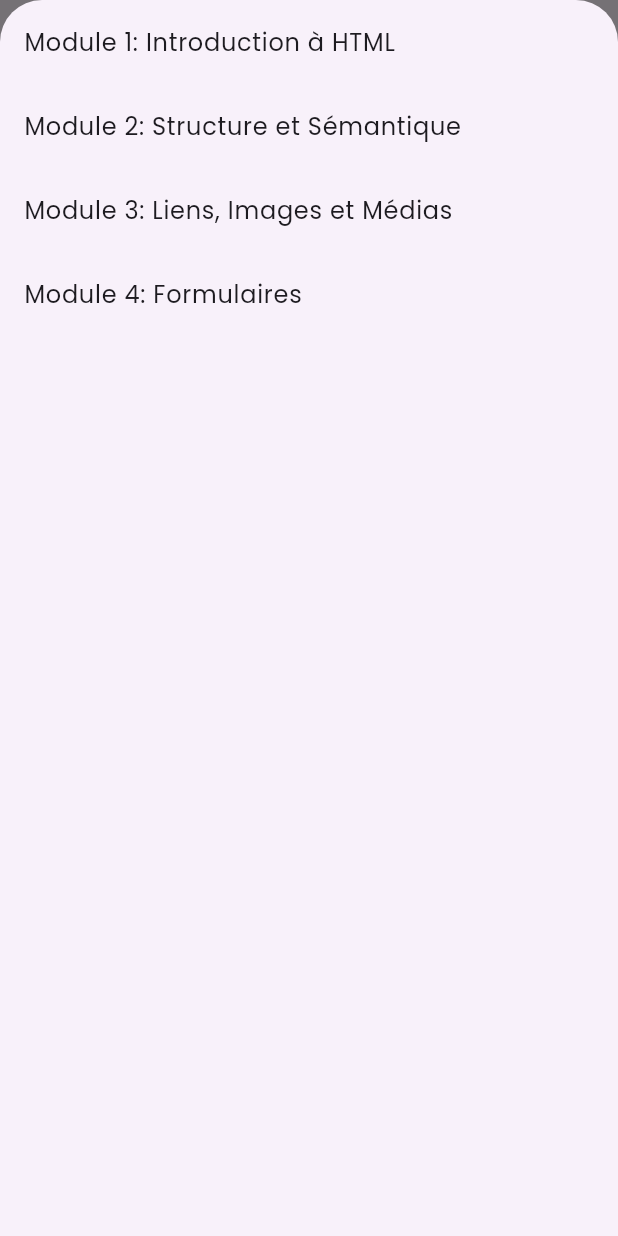
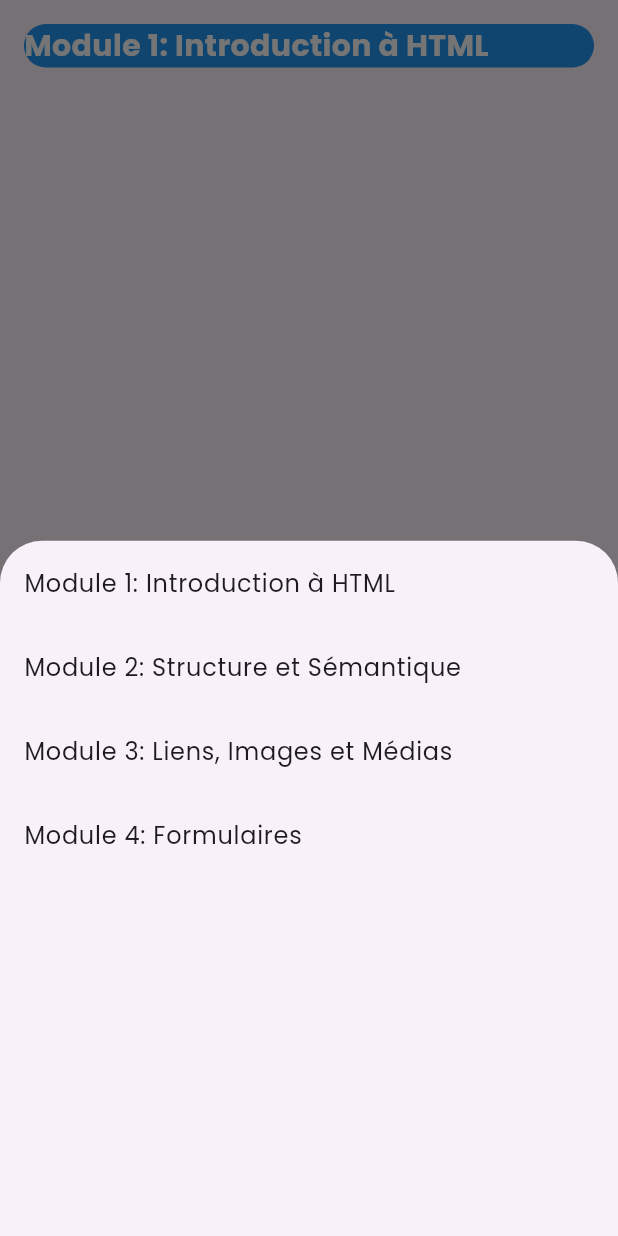
Before and after one commit to Godisouleymane/Nerd-app, a Flutter app: the ScreenHtml screen opened directly, after a tap on "Module 1: Introduction à HTML", on a phone screen of 412 x 824 dp. Run offline on Flutter 3.47's test engine with Material 3 defaults, Android fonts, the phone set to English and light mode, and no system bars; our stand-ins replace cloud_firestore, firebase_auth, firebase_core, flutter_svg, google_fonts, google_sign_in and 1 more; missing offline and left inert: dev_icons; accounts and stored records are empty.

Commit message:
creation du ui des differents modules

```diff
--- a/lib/views/parcours/screenHTML.dart
+++ b/lib/views/parcours/screenHTML.dart
@@ -38,14 +38,18 @@ class _ScreenHtmlState extends State<ScreenHtml> {
   Widget build(BuildContext context) {
     return Scaffold(
       body: SafeArea(
-        child: Padding(
+        child: Column(
+          crossAxisAlignment: CrossAxisAlignment.center,
+          children: [
+            Padding(
               padding: const EdgeInsets.all(16.0),
               child: GestureDetector(
                 onTap: () {
                   _showModulesBottomSheet(context);
                 },
                 child: Container(
-              padding: const EdgeInsets.all(16.0),
+                  width: MediaQuery.of(context).size.width,
+                  padding: const EdgeInsets.only(),
                   decoration: BoxDecoration(
                     color: Colors.blue,
                     borderRadius: BorderRadius.circular(16.0),
@@ -61,13 +65,14 @@ class _ScreenHtmlState extends State<ScreenHtml> {
                 ),
               ),
             ),
+          ],
+        ),
       ),
     );
   }
 
   void _showModulesBottomSheet(BuildContext context) {
     showModalBottomSheet(
-      isScrollControlled: true,
       context: context,
       builder: (BuildContext context) {
         return ListView.builder(
```
Lines whose indentation alone changed are shown as unchanged.
